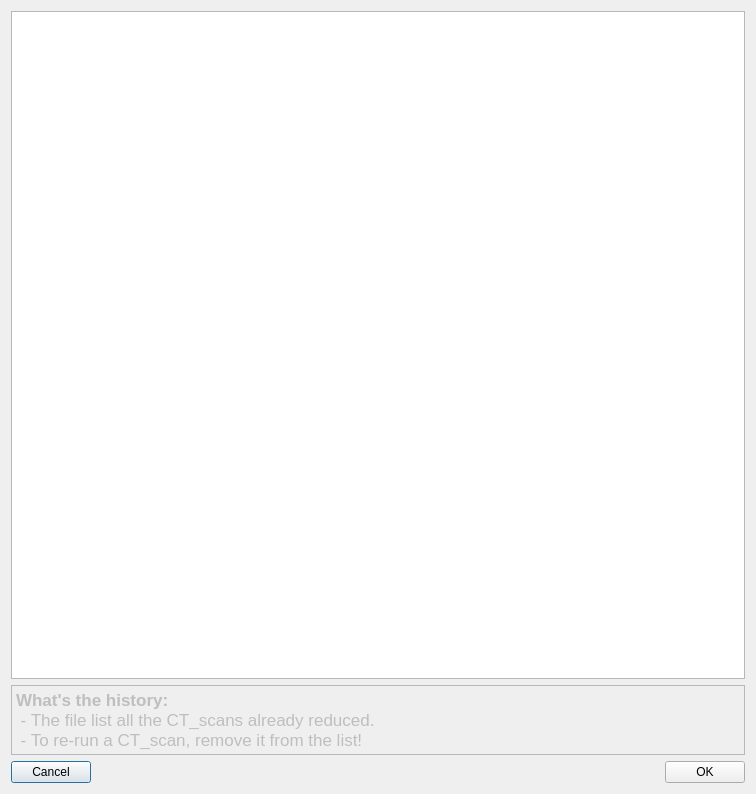
The window that rockit_autoreconstruction_ui/ui/history.ui (ornlneutronimaging/rockit_autoreconstruction_ui) describes before a commit, drawn with Qt 5.
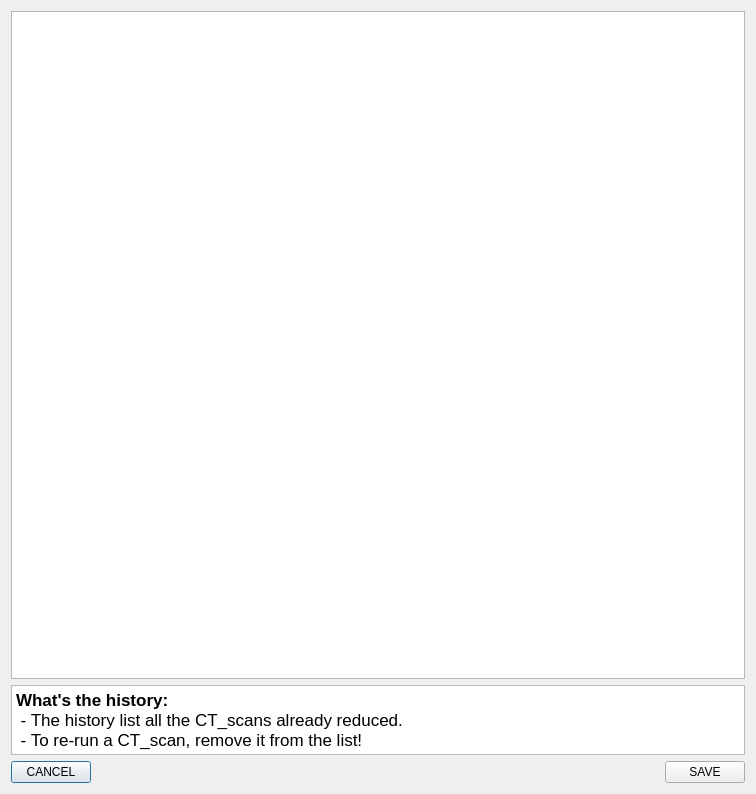
The same window after the commit.

```diff
--- a/rockit_autoreconstruction_ui/ui/history.ui
+++ b/rockit_autoreconstruction_ui/ui/history.ui
@@ -27,7 +27,7 @@
    <item>
     <widget class="QTextEdit" name="textEdit_2">
      <property name="enabled">
-      <bool>false</bool>
+      <bool>true</bool>
      </property>
      <property name="sizePolicy">
       <sizepolicy hsizetype="Expanding" vsizetype="Minimum">
@@ -41,13 +41,16 @@
        <height>70</height>
       </size>
      </property>
+     <property name="readOnly">
+      <bool>true</bool>
+     </property>
      <property name="html">
       <string>&lt;!DOCTYPE HTML PUBLIC &quot;-//W3C//DTD HTML 4.0//EN&quot; &quot;http://www.w3.org/TR/REC-html40/strict.dtd&quot;&gt;
 &lt;html&gt;&lt;head&gt;&lt;meta name=&quot;qrichtext&quot; content=&quot;1&quot; /&gt;&lt;style type=&quot;text/css&quot;&gt;
 p, li { white-space: pre-wrap; }
 &lt;/style&gt;&lt;/head&gt;&lt;body style=&quot; font-family:'.AppleSystemUIFont'; font-size:13pt; font-weight:400; font-style:normal;&quot;&gt;
 &lt;p style=&quot; margin-top:0px; margin-bottom:0px; margin-left:0px; margin-right:0px; -qt-block-indent:0; text-indent:0px;&quot;&gt;&lt;span style=&quot; font-weight:600;&quot;&gt;What's the history:&lt;/span&gt;&lt;/p&gt;
-&lt;p style=&quot; margin-top:0px; margin-bottom:0px; margin-left:0px; margin-right:0px; -qt-block-indent:0; text-indent:0px;&quot;&gt; - The file list all the CT_scans already reduced.&lt;/p&gt;
+&lt;p style=&quot; margin-top:0px; margin-bottom:0px; margin-left:0px; margin-right:0px; -qt-block-indent:0; text-indent:0px;&quot;&gt; - The history list all the CT_scans already reduced.&lt;/p&gt;
 &lt;p style=&quot; margin-top:0px; margin-bottom:0px; margin-left:0px; margin-right:0px; -qt-block-indent:0; text-indent:0px;&quot;&gt; - To re-run a CT_scan, remove it from the list!&lt;/p&gt;&lt;/body&gt;&lt;/html&gt;</string>
      </property>
     </widget>
@@ -57,7 +60,7 @@
      <item>
       <widget class="QPushButton" name="cancel_pushButton">
        <property name="text">
-        <string>Cancel</string>
+        <string>CANCEL</string>
        </property>
       </widget>
      </item>
@@ -77,7 +80,7 @@
      <item>
       <widget class="QPushButton" name="ok_pushButton">
        <property name="text">
-        <string>OK</string>
+        <string>SAVE</string>
        </property>
       </widget>
      </item>
```
